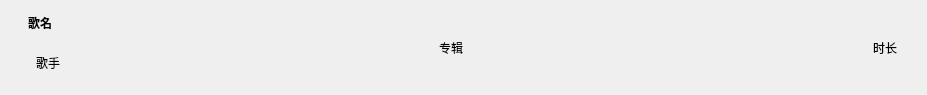
First picture: the form in customitem.ui, repository hhhyxy/MusicPlayer-in-Qt-Plus, before the edit.
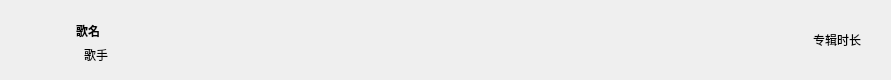
Second picture: the form after the edit.

What changed in the file:
```diff
--- a/customitem.ui
+++ b/customitem.ui
@@ -6,8 +6,8 @@
    <rect>
     <x>0</x>
     <y>0</y>
-    <width>927</width>
-    <height>95</height>
+    <width>891</width>
+    <height>80</height>
    </rect>
   </property>
   <property name="sizePolicy">
@@ -16,10 +16,16 @@
     <verstretch>0</verstretch>
    </sizepolicy>
   </property>
+  <property name="minimumSize">
+   <size>
+    <width>0</width>
+    <height>80</height>
+   </size>
+  </property>
   <property name="maximumSize">
    <size>
     <width>15645623</width>
-    <height>100</height>
+    <height>80</height>
    </size>
   </property>
   <property name="font">
@@ -39,20 +45,38 @@
   <property name="styleSheet">
    <string notr="true"/>
   </property>
-  <layout class="QHBoxLayout" name="horizontalLayout">
+  <layout class="QHBoxLayout" name="horizontalLayout_2">
    <property name="spacing">
-    <number>10</number>
-   </property>
-   <property name="topMargin">
     <number>0</number>
    </property>
+   <property name="leftMargin">
+    <number>10</number>
+   </property>
+   <property name="topMargin">
+    <number>10</number>
+   </property>
    <property name="rightMargin">
     <number>30</number>
    </property>
    <property name="bottomMargin">
-    <number>0</number>
+    <number>10</number>
    </property>
    <item>
+    <widget class="QWidget" name="widget_song" native="true">
+     <layout class="QHBoxLayout" name="horizontalLayout">
+      <property name="leftMargin">
+       <number>0</number>
+      </property>
+      <property name="topMargin">
+       <number>0</number>
+      </property>
+      <property name="rightMargin">
+       <number>0</number>
+      </property>
+      <property name="bottomMargin">
+       <number>0</number>
+      </property>
+      <item alignment="Qt::AlignVCenter">
     <widget class="QLabel" name="label_albumPic">
      <property name="sizePolicy">
       <sizepolicy hsizetype="Fixed" vsizetype="Fixed">
@@ -60,10 +84,16 @@
        <verstretch>0</verstretch>
       </sizepolicy>
      </property>
+        <property name="minimumSize">
+         <size>
+          <width>60</width>
+          <height>60</height>
+         </size>
+        </property>
      <property name="maximumSize">
       <size>
-       <width>40</width>
-       <height>40</height>
+          <width>60</width>
+          <height>60</height>
       </size>
      </property>
      <property name="baseSize">
@@ -86,10 +116,10 @@
       <number>0</number>
      </property>
      <property name="topMargin">
-      <number>10</number>
+         <number>0</number>
      </property>
      <property name="bottomMargin">
-      <number>10</number>
+         <number>0</number>
      </property>
      <item>
       <widget class="QLabel" name="label_songName">
@@ -101,8 +131,8 @@
        </property>
        <property name="maximumSize">
         <size>
-         <width>16777215</width>
-         <height>32</height>
+            <width>35045</width>
+            <height>15346</height>
         </size>
        </property>
        <property name="font">
@@ -118,7 +148,7 @@
         <enum>Qt::PlainText</enum>
        </property>
        <property name="alignment">
-        <set>Qt::AlignLeading|Qt::AlignLeft|Qt::AlignTop</set>
+           <set>Qt::AlignBottom|Qt::AlignLeading|Qt::AlignLeft</set>
        </property>
        <property name="margin">
         <number>0</number>
@@ -136,7 +166,7 @@
        <property name="maximumSize">
         <size>
          <width>16777215</width>
-         <height>30</height>
+            <height>16777215</height>
         </size>
        </property>
        <property name="text">
@@ -146,7 +176,7 @@
         <enum>Qt::PlainText</enum>
        </property>
        <property name="alignment">
-        <set>Qt::AlignBottom|Qt::AlignLeading|Qt::AlignLeft</set>
+           <set>Qt::AlignLeading|Qt::AlignLeft|Qt::AlignVCenter</set>
        </property>
        <property name="margin">
         <number>-2</number>
@@ -158,36 +188,38 @@
      </item>
     </layout>
    </item>
-   <item alignment="Qt::AlignHCenter">
+     </layout>
+    </widget>
+   </item>
+   <item>
     <widget class="QLabel" name="label_albumName">
      <property name="sizePolicy">
-      <sizepolicy hsizetype="Preferred" vsizetype="Preferred">
+      <sizepolicy hsizetype="Preferred" vsizetype="Fixed">
        <horstretch>0</horstretch>
        <verstretch>0</verstretch>
       </sizepolicy>
      </property>
+     <property name="minimumSize">
+      <size>
+       <width>0</width>
+       <height>0</height>
+      </size>
+     </property>
+     <property name="maximumSize">
+      <size>
+       <width>546543</width>
+       <height>16777215</height>
+      </size>
+     </property>
      <property name="text">
       <string>专辑</string>
      </property>
     </widget>
    </item>
-   <item>
-    <spacer name="horizontalSpacer">
-     <property name="orientation">
-      <enum>Qt::Horizontal</enum>
-     </property>
-     <property name="sizeHint" stdset="0">
-      <size>
-       <width>40</width>
-       <height>20</height>
-      </size>
-     </property>
-    </spacer>
-   </item>
    <item>
     <widget class="QLabel" name="label_duration">
      <property name="sizePolicy">
-      <sizepolicy hsizetype="Fixed" vsizetype="Preferred">
+      <sizepolicy hsizetype="Fixed" vsizetype="Fixed">
        <horstretch>0</horstretch>
        <verstretch>0</verstretch>
       </sizepolicy>
```
Left out of the diff: 9 changed lines with no effect on the pictures. Lines whose indentation alone changed are shown as unchanged.
